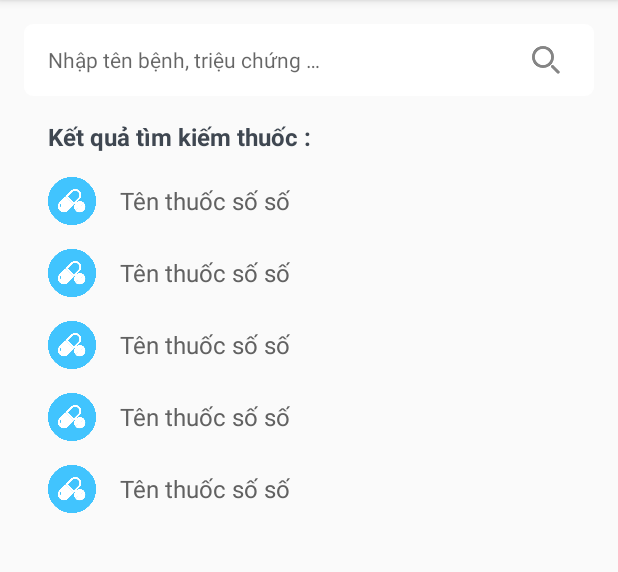
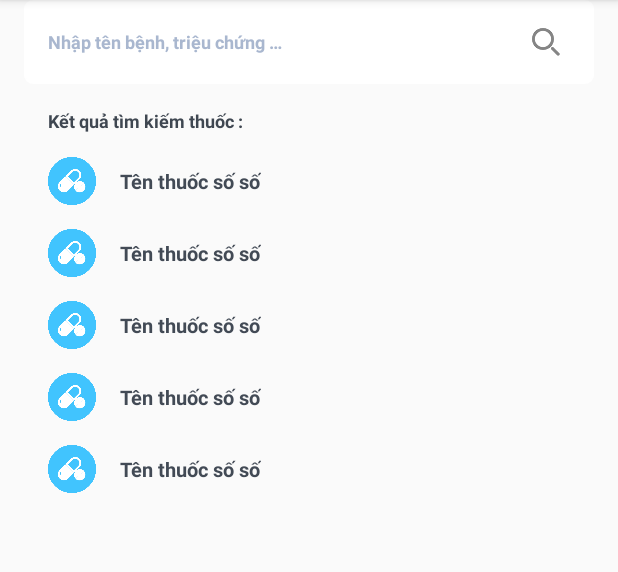
Before and after one commit to vihahb/xMec, an Android app: the fragment MedicineFragment shown on its own in the app's theme, on a phone screen of 412 x 824 dp, the part 84-656 px from its top. Run offline under Robolectric (Android 15) with nearby library versions, the phone set to English and light mode, and no system bars.

Commit message:
fix desgin màn tìm kiếm thuốc

```diff
--- a/app/src/main/res/layout/fragment_find_medicine.xml
+++ b/app/src/main/res/layout/fragment_find_medicine.xml
@@ -3,7 +3,9 @@
     android:layout_width="match_parent"
     android:layout_height="match_parent"
     android:orientation="vertical"
-    android:padding="16dp">
+    android:paddingLeft="16dp"
+    android:paddingRight="16dp"
+    >
 
     <ScrollView
         android:layout_width="match_parent"
@@ -19,7 +21,7 @@
             <EditText
                 android:id="@+id/etSearch"
                 android:layout_width="match_parent"
-                android:layout_height="wrap_content"
+                android:layout_height="56dp"
                 android:background="@drawable/bg_edittext_search"
                 android:drawableEnd="@drawable/ic_action_search"
                 android:drawableRight="@drawable/ic_action_search"
@@ -27,11 +29,14 @@
                 android:imeOptions="actionSearch"
                 android:inputType="text"
                 android:lines="1"
+                android:textColor="@color/textTitle"
+                android:textColorHint="@color/textHint"
                 android:paddingBottom="8dp"
                 android:paddingLeft="16dp"
                 android:paddingRight="16dp"
                 android:paddingTop="8dp"
-                android:textSize="@dimen/dimen14sp" />
+                android:textStyle="bold"
+                android:textSize="@dimen/dimen12sp" />
 
 
             <!--<TextView-->
@@ -57,7 +62,7 @@
                 android:layout_marginTop="16dp"
                 android:text="@string/result_search_mediacine_text"
                 android:textColor="@color/textTitle"
-                android:textSize="16sp"
+                android:textSize="12sp"
                 android:textStyle="bold" />
 
             <android.support.v7.widget.RecyclerView
--- a/app/src/main/res/layout/item_mediacine.xml
+++ b/app/src/main/res/layout/item_mediacine.xml
@@ -2,25 +2,29 @@
 <LinearLayout xmlns:android="http://schemas.android.com/apk/res/android"
     android:layout_width="match_parent"
     android:layout_height="match_parent"
+    android:background="?android:attr/selectableItemBackground"
     android:orientation="horizontal">
 
     <ImageView
         android:id="@+id/imgIllnessAva"
-        android:layout_marginTop="8dp"
-        android:layout_marginBottom="8dp"
-        android:layout_marginStart="16dp"
-        android:layout_marginEnd="16dp"
         android:layout_width="32dp"
         android:layout_height="32dp"
-        android:src="@drawable/ic_nha_thuoc"/>
+        android:layout_marginBottom="8dp"
+        android:layout_marginEnd="16dp"
+        android:layout_marginStart="16dp"
+        android:layout_marginTop="8dp"
+        android:src="@drawable/ic_nha_thuoc" />
 
     <TextView
         android:id="@+id/tvIllnessName"
         android:layout_width="match_parent"
         android:layout_height="32dp"
         android:layout_marginTop="8dp"
-        android:textSize="16sp"
-        android:textColor="@color/fistText"
+        android:ellipsize="end"
         android:gravity="center_vertical"
-        android:text="Tên thuốc số số"/>
+        android:maxLines="1"
+        android:text="Tên thuốc số số"
+        android:textColor="@color/title_item"
+        android:textSize="13sp"
+        android:textStyle="bold" />
 </LinearLayout>
```
Also changed, not shown: app/src/main/res/layout/fragment_home.xml (+9 -6 lines), app/src/main/res/layout/item_illness_2.xml (+8 -7 lines), app/src/main/res/layout/list_item_illness.xml (+11 -10 lines), app/src/main/res/layout/list_item_news.xml (+13 -5 lines).
